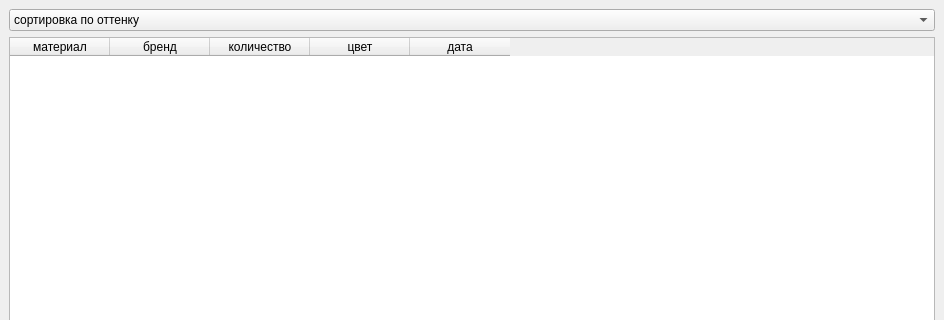
Old version of the form ui_main.ui in the repository viktoriaa27/practice2026; both pictures show x 0 to 944 and y 0 to 320 of the 944 by 776 pixel window.
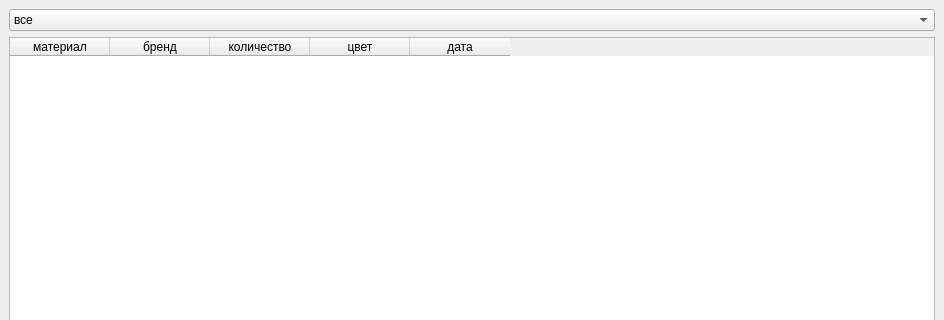
New version of the form.

Commit message: добавлены изменения в дизайн, в бд и расписана логика(кроме загрузки фото)

The edit to the form file:
```diff
--- a/ui_main.ui
+++ b/ui_main.ui
@@ -21,7 +21,7 @@
        <widget class="QComboBox" name="comboBox">
         <item>
          <property name="text">
-          <string>сортировка по оттенку</string>
+          <string>все</string>
          </property>
         </item>
         <item>
```
Left out of the diff: 12 changed lines with no effect on the pictures. The commit also changes 4 other files.
